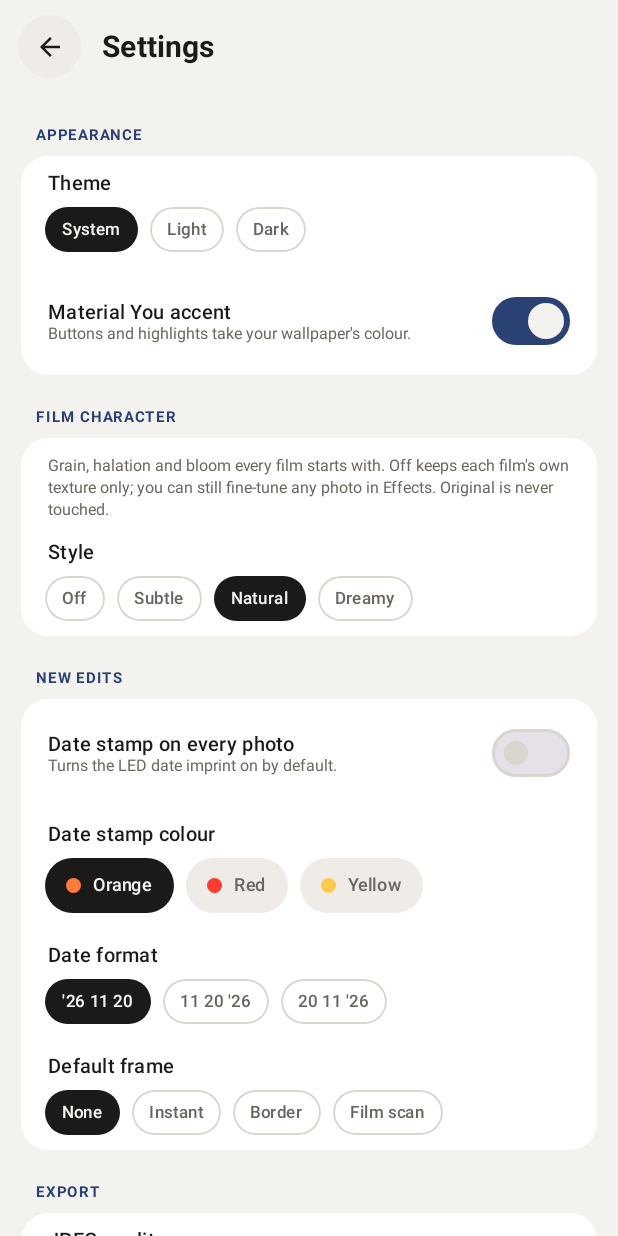
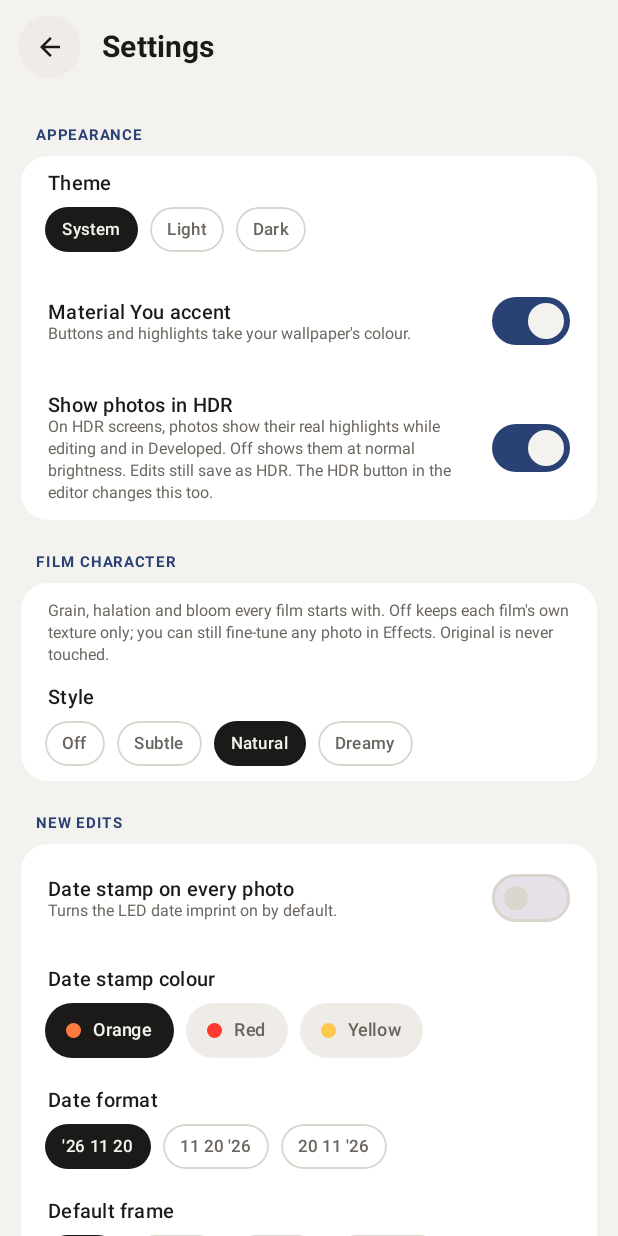
Before and after one commit to amarsakore/lumobo, an Android app built with Jetpack Compose: the screen it shows after launch (MainActivity), after a tap on "Settings", on a phone screen of 412 x 824 dp. Run offline under Robolectric (Android 15) with nearby library versions, the phone set to English and light mode, and no system bars; pictures from the network do not load.

Commit message:
HDR in Developed, and an HDR setting
The Developed viewer shows Ultra HDR photos in HDR (decoded with their gain
map kept) with the same HDR button as the editor. The window's HDR mode is now
set in one place by the screen on top, so animated screen changes can't leave
it on in the library. Settings > Appearance > Show photos in HDR sets the
default.

```diff
--- a/app/src/main/java/app/lumobo/MainActivity.kt
+++ b/app/src/main/java/app/lumobo/MainActivity.kt
@@ -72,6 +72,16 @@ class MainActivity : ComponentActivity() {
                 if (removedKeys.isNotEmpty()) {
                     removedKeys.forEach { holder.removeState(it) }
                     removedKeys.clear()
+                }
+                // HDR window while a photo is shown (editor, developed viewer) on Android 14+, so
+                // Ultra HDR photos show their real highlights; follows the HDR switch. Set here, by
+                // the screen on top, because animated screen changes overlap.
+                val top = stack.last()
+                val hdr = settings.hdrView && (top is Screen.Editor || top is Screen.Viewer)
+                androidx.compose.runtime.LaunchedEffect(hdr) {
+                    if (android.os.Build.VERSION.SDK_INT >= 34) {
+                        window.colorMode = if (hdr) android.content.pm.ActivityInfo.COLOR_MODE_HDR else android.content.pm.ActivityInfo.COLOR_MODE_DEFAULT
+                    }
                 }
                 val haptics = if (settings.haptics) LocalHapticFeedback.current else NoHaptics
                 CompositionLocalProvider(LocalHapticFeedback provides haptics) {
--- a/app/src/main/java/app/lumobo/ui/SettingsScreen.kt
+++ b/app/src/main/java/app/lumobo/ui/SettingsScreen.kt
@@ -83,6 +83,13 @@ fun SettingsScreen(onBack: () -> Unit) {
                 ChoiceRow("Theme", listOf("System", "Light", "Dark"), s.themeMode) { s.themeMode = it }
                 if (android.os.Build.VERSION.SDK_INT >= 31) {
                     SwitchRow("Material You accent", "Buttons and highlights take your wallpaper's colour.", s.dynamicAccent) { s.dynamicAccent = it }
+                if (android.os.Build.VERSION.SDK_INT >= 34) {
+                    SwitchRow(
+                        "Show photos in HDR",
+                        "On HDR screens, photos show their real highlights while editing and in Developed. Off shows them at normal brightness. Edits still save as HDR. The HDR button in the editor changes this too.",
+                        s.hdrView,
+                    ) { s.hdrView = it }
+                }
                 }
             }
 
```
Also changed, not shown: app/src/main/java/app/lumobo/ui/EditorScreen.kt (+1 -7 lines), app/src/main/java/app/lumobo/ui/ViewerScreen.kt (+35 -9 lines).
